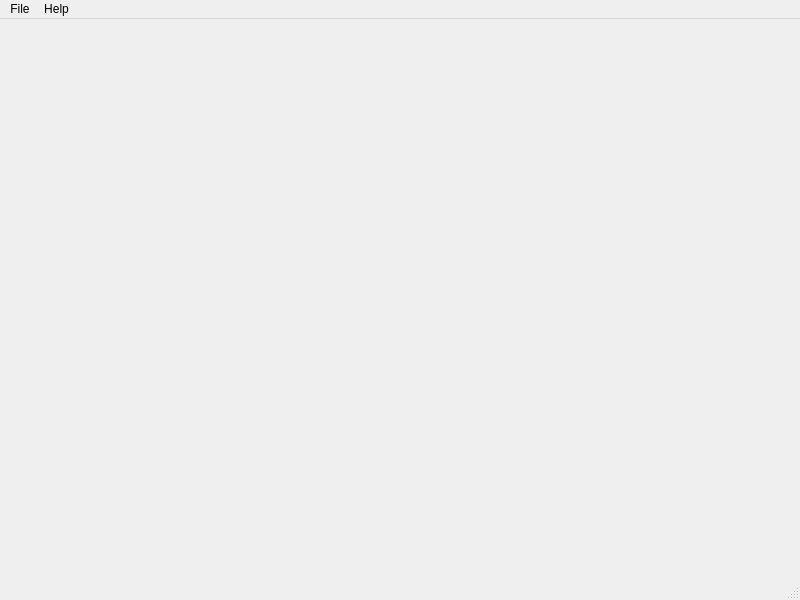
First picture: the form in gui/MainWindow.ui, repository obewan/SIPAI, before the edit.
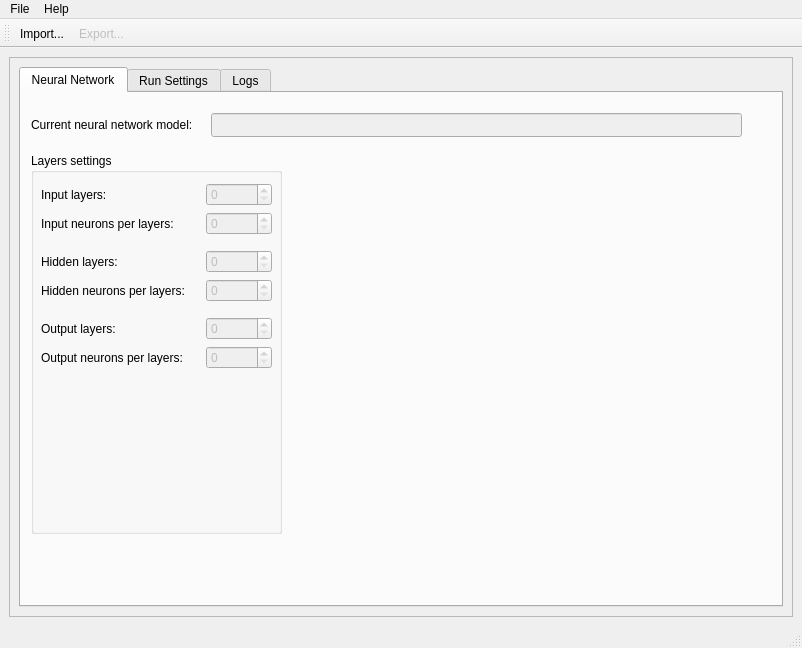
Second picture: the form after the edit. Icons and pictures are not drawn.

Patch:
```diff
--- a/gui/MainWindow.ui
+++ b/gui/MainWindow.ui
@@ -6,20 +6,340 @@
    <rect>
     <x>0</x>
     <y>0</y>
-    <width>800</width>
-    <height>600</height>
+    <width>802</width>
+    <height>648</height>
    </rect>
   </property>
+  <property name="sizePolicy">
+   <sizepolicy hsizetype="Expanding" vsizetype="Expanding">
+    <horstretch>0</horstretch>
+    <verstretch>0</verstretch>
+   </sizepolicy>
+  </property>
   <property name="windowTitle">
    <string>SIPAI</string>
   </property>
-  <widget class="QWidget" name="centralwidget"/>
+  <property name="windowIcon">
+   <iconset>
+    <normaloff>icons/Bkchem48.png</normaloff>icons/Bkchem48.png</iconset>
+  </property>
+  <widget class="QWidget" name="centralwidget">
+   <property name="sizePolicy">
+    <sizepolicy hsizetype="Preferred" vsizetype="Preferred">
+     <horstretch>0</horstretch>
+     <verstretch>0</verstretch>
+    </sizepolicy>
+   </property>
+   <layout class="QVBoxLayout" name="verticalLayout_2">
+    <item>
+     <widget class="QScrollArea" name="scrollArea">
+      <property name="widgetResizable">
+       <bool>true</bool>
+      </property>
+      <widget class="QWidget" name="scrollAreaWidgetContents">
+       <property name="geometry">
+        <rect>
+         <x>0</x>
+         <y>0</y>
+         <width>782</width>
+         <height>546</height>
+        </rect>
+       </property>
+       <property name="sizePolicy">
+        <sizepolicy hsizetype="Preferred" vsizetype="Preferred">
+         <horstretch>0</horstretch>
+         <verstretch>0</verstretch>
+        </sizepolicy>
+       </property>
+       <layout class="QVBoxLayout" name="verticalLayout">
+        <item>
+         <widget class="QTabWidget" name="tabWidget">
+          <property name="sizePolicy">
+           <sizepolicy hsizetype="Expanding" vsizetype="Expanding">
+            <horstretch>0</horstretch>
+            <verstretch>0</verstretch>
+           </sizepolicy>
+          </property>
+          <property name="currentIndex">
+           <number>0</number>
+          </property>
+          <widget class="QWidget" name="tabNeuralNetwork">
+           <property name="sizePolicy">
+            <sizepolicy hsizetype="Preferred" vsizetype="Preferred">
+             <horstretch>0</horstretch>
+             <verstretch>0</verstretch>
+            </sizepolicy>
+           </property>
+           <attribute name="icon">
+            <iconset>
+             <normaloff>icons/Bkchem48.png</normaloff>icons/Bkchem48.png</iconset>
+           </attribute>
+           <attribute name="title">
+            <string>Neural Network</string>
+           </attribute>
+           <widget class="QLabel" name="labelCurrentNetwork">
+            <property name="geometry">
+             <rect>
+              <x>10</x>
+              <y>20</y>
+              <width>162</width>
+              <height>24</height>
+             </rect>
+            </property>
+            <property name="text">
+             <string>Current neural network model:</string>
+            </property>
+           </widget>
+           <widget class="QLineEdit" name="lineEditCurrentNetwork">
+            <property name="enabled">
+             <bool>false</bool>
+            </property>
+            <property name="geometry">
+             <rect>
+              <x>190</x>
+              <y>20</y>
+              <width>531</width>
+              <height>24</height>
+             </rect>
+            </property>
+           </widget>
+           <widget class="QGroupBox" name="groupBox">
+            <property name="geometry">
+             <rect>
+              <x>10</x>
+              <y>60</y>
+              <width>251</width>
+              <height>381</height>
+             </rect>
+            </property>
+            <property name="sizePolicy">
+             <sizepolicy hsizetype="Preferred" vsizetype="Minimum">
+              <horstretch>0</horstretch>
+              <verstretch>0</verstretch>
+             </sizepolicy>
+            </property>
+            <property name="title">
+             <string>Layers settings</string>
+            </property>
+            <widget class="QWidget" name="">
+             <property name="geometry">
+              <rect>
+               <x>10</x>
+               <y>30</y>
+               <width>231</width>
+               <height>341</height>
+              </rect>
+             </property>
+             <layout class="QFormLayout" name="formLayout_2">
+              <property name="sizeConstraint">
+               <enum>QLayout::SetDefaultConstraint</enum>
+              </property>
+              <property name="fieldGrowthPolicy">
+               <enum>QFormLayout::ExpandingFieldsGrow</enum>
+              </property>
+              <property name="horizontalSpacing">
+               <number>21</number>
+              </property>
+              <item row="0" column="0">
+               <widget class="QLabel" name="labelInputLayers">
+                <property name="text">
+                 <string>Input layers: </string>
+                </property>
+               </widget>
+              </item>
+              <item row="0" column="1">
+               <widget class="QSpinBox" name="spinBoxInputLayers">
+                <property name="enabled">
+                 <bool>false</bool>
+                </property>
+                <property name="sizePolicy">
+                 <sizepolicy hsizetype="Expanding" vsizetype="Fixed">
+                  <horstretch>0</horstretch>
+                  <verstretch>0</verstretch>
+                 </sizepolicy>
+                </property>
+                <property name="toolTip">
+                 <string>Total of input layers</string>
+                </property>
+               </widget>
+              </item>
+              <item row="3" column="0">
+               <widget class="QLabel" name="labelHiddenLayers">
+                <property name="text">
+                 <string>Hidden layers:</string>
+                </property>
+               </widget>
+              </item>
+              <item row="3" column="1">
+               <widget class="QSpinBox" name="spinBoxHiddenLayers">
+                <property name="enabled">
+                 <bool>false</bool>
+                </property>
+                <property name="sizePolicy">
+                 <sizepolicy hsizetype="Expanding" vsizetype="Fixed">
+                  <horstretch>0</horstretch>
+                  <verstretch>0</verstretch>
+                 </sizepolicy>
+                </property>
+                <property name="toolTip">
+                 <string>Total of hidden layers </string>
+                </property>
+               </widget>
+              </item>
+              <item row="6" column="0">
+               <widget class="QLabel" name="labelOutputLayers">
+                <property name="text">
+                 <string>Output layers:</string>
+                </property>
+               </widget>
+              </item>
+              <item row="6" column="1">
+               <widget class="QSpinBox" name="spinBoxOutputLayers">
+                <property name="enabled">
+                 <bool>false</bool>
+                </property>
+                <property name="sizePolicy">
+                 <sizepolicy hsizetype="Expanding" vsizetype="Fixed">
+                  <horstretch>0</horstretch>
+                  <verstretch>0</verstretch>
+                 </sizepolicy>
+                </property>
+                <property name="toolTip">
+                 <string>Total of output layers</string>
+                </property>
+               </widget>
+              </item>
+              <item row="1" column="0">
+               <widget class="QLabel" name="labelInputNeurons">
+                <property name="text">
+                 <string>Input neurons per layers:</string>
+                </property>
+               </widget>
+              </item>
+              <item row="1" column="1">
+               <widget class="QSpinBox" name="spinBoxInputNeurons">
+                <property name="enabled">
+                 <bool>false</bool>
+                </property>
+                <property name="sizePolicy">
+                 <sizepolicy hsizetype="Expanding" vsizetype="Fixed">
+                  <horstretch>0</horstretch>
+                  <verstretch>0</verstretch>
+                 </sizepolicy>
+                </property>
+                <property name="toolTip">
+                 <string>Input neurons per input layers</string>
+                </property>
+               </widget>
+              </item>
+              <item row="4" column="0">
+               <widget class="QLabel" name="labelHiddenNeurons">
+                <property name="text">
+                 <string>Hidden neurons per layers:</string>
+                </property>
+               </widget>
+              </item>
+              <item row="4" column="1">
+               <widget class="QSpinBox" name="spinBoxHiddenNeurons">
+                <property name="enabled">
+                 <bool>false</bool>
+                </property>
+                <property name="sizePolicy">
+                 <sizepolicy hsizetype="Expanding" vsizetype="Fixed">
+                  <horstretch>0</horstretch>
+                  <verstretch>0</verstretch>
+                 </sizepolicy>
+                </property>
+                <property name="toolTip">
+                 <string>Hidden neurons per hidden layers</string>
+                </property>
+               </widget>
+              </item>
+              <item row="7" column="0">
+               <widget class="QLabel" name="labelOutputNeurons">
+                <property name="text">
+                 <string>Output neurons per layers:</string>
+                </property>
+               </widget>
+              </item>
+              <item row="7" column="1">
+               <widget class="QSpinBox" name="spinBoxOutputNeurons">
+                <property name="enabled">
+                 <bool>false</bool>
+                </property>
+                <property name="sizePolicy">
+                 <sizepolicy hsizetype="Expanding" vsizetype="Fixed">
+                  <horstretch>0</horstretch>
+                  <verstretch>0</verstretch>
+                 </sizepolicy>
+                </property>
+                <property name="toolTip">
+                 <string>Output neurons per output layers</string>
+                </property>
+               </widget>
+              </item>
+              <item row="2" column="0">
+               <widget class="Line" name="line">
+                <property name="orientation">
+                 <enum>Qt::Horizontal</enum>
+                </property>
+               </widget>
+              </item>
+              <item row="5" column="0">
+               <widget class="Line" name="line_2">
+                <property name="orientation">
+                 <enum>Qt::Horizontal</enum>
+                </property>
+               </widget>
+              </item>
+             </layout>
+            </widget>
+           </widget>
+          </widget>
+          <widget class="QWidget" name="tabRunSettings">
+           <property name="sizePolicy">
+            <sizepolicy hsizetype="Preferred" vsizetype="Preferred">
+             <horstretch>0</horstretch>
+             <verstretch>0</verstretch>
+            </sizepolicy>
+           </property>
+           <attribute name="icon">
+            <iconset>
+             <normaloff>icons/Preferences-system.svg</normaloff>icons/Preferences-system.svg</iconset>
+           </attribute>
+           <attribute name="title">
+            <string>Run Settings</string>
+           </attribute>
+          </widget>
+          <widget class="QWidget" name="tabLogs">
+           <property name="sizePolicy">
+            <sizepolicy hsizetype="Preferred" vsizetype="Preferred">
+             <horstretch>0</horstretch>
+             <verstretch>0</verstretch>
+            </sizepolicy>
+           </property>
+           <attribute name="icon">
+            <iconset>
+             <normaloff>icons/Text-x-generic-info.svg</normaloff>icons/Text-x-generic-info.svg</iconset>
+           </attribute>
+           <attribute name="title">
+            <string>Logs</string>
+           </attribute>
+          </widget>
+         </widget>
+        </item>
+       </layout>
+      </widget>
+     </widget>
+    </item>
+   </layout>
+  </widget>
   <widget class="QMenuBar" name="menubar">
    <property name="geometry">
     <rect>
      <x>0</x>
      <y>0</y>
-     <width>800</width>
+     <width>802</width>
      <height>21</height>
     </rect>
    </property>
@@ -41,9 +361,35 @@
    <addaction name="menuHelp"/>
   </widget>
   <widget class="QStatusBar" name="statusbar"/>
+  <widget class="QToolBar" name="toolBar">
+   <property name="windowTitle">
+    <string>toolBar</string>
+   </property>
+   <attribute name="toolBarArea">
+    <enum>TopToolBarArea</enum>
+   </attribute>
+   <attribute name="toolBarBreak">
+    <bool>false</bool>
+   </attribute>
+   <addaction name="actionImportNeuralNetwork"/>
+   <addaction name="actionExportNeuralNetwork"/>
+  </widget>
   <action name="actionImportNeuralNetwork">
+   <property name="enabled">
+    <bool>true</bool>
+   </property>
+   <property name="icon">
+    <iconset>
+     <normaloff>icons/Document-open.svg</normaloff>icons/Document-open.svg</iconset>
+   </property>
    <property name="text">
-    <string>Import a neural network...</string>
+    <string>Import...</string>
+   </property>
+   <property name="iconText">
+    <string>Import...</string>
+   </property>
+   <property name="toolTip">
+    <string>Import a Neural Network</string>
    </property>
   </action>
   <action name="actionQuit">
@@ -56,6 +402,24 @@
     <string>About</string>
    </property>
   </action>
+  <action name="actionExportNeuralNetwork">
+   <property name="enabled">
+    <bool>false</bool>
+   </property>
+   <property name="icon">
+    <iconset>
+     <normaloff>icons/Document-save.svg</normaloff>icons/Document-save.svg</iconset>
+   </property>
+   <property name="text">
+    <string>Export...</string>
+   </property>
+   <property name="iconText">
+    <string>Export...</string>
+   </property>
+   <property name="toolTip">
+    <string>Export the neural network</string>
+   </property>
+  </action>
  </widget>
  <resources/>
  <connections>
```
Left out of the diff: 9 changed lines with no effect on the pictures.
